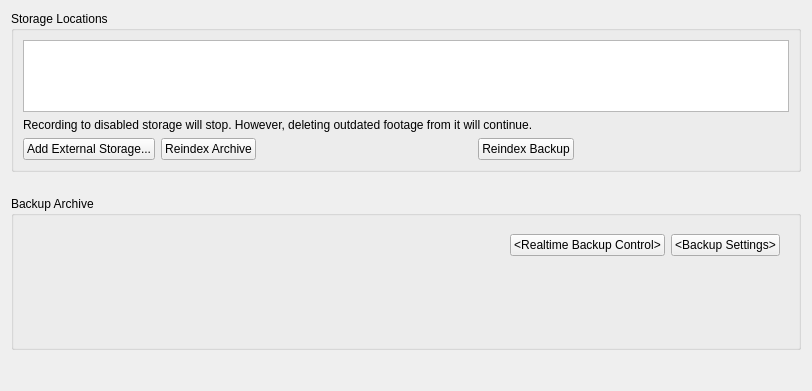
networkoptix/nx_open, file client/nx_client_desktop/src/ui/widgets/properties/storage_config_widget.ui: the form before one commit.
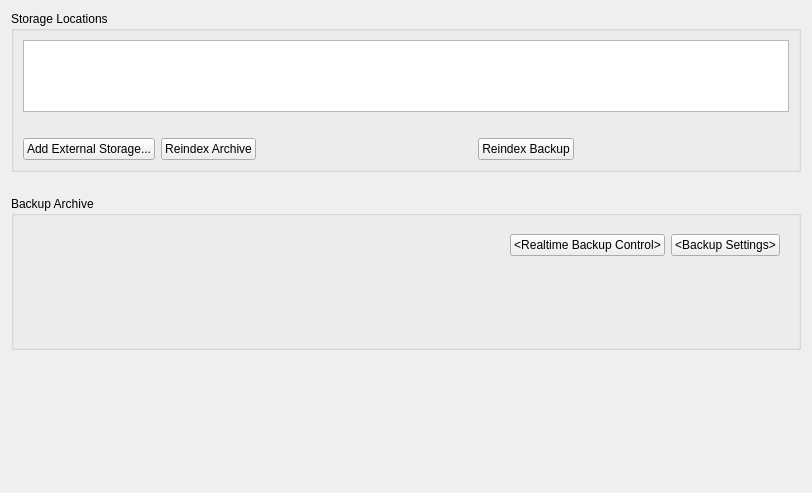
The form after the commit. Custom widgets are drawn as their Qt base class.

Commit message:
VMS-8035: Show warning if user enables recording on USB storage
<==== Mercurial data ====>
Branch: vms_3.1

What changed in the file:
```diff
--- a/client/nx_client_desktop/src/ui/widgets/properties/storage_config_widget.ui
+++ b/client/nx_client_desktop/src/ui/widgets/properties/storage_config_widget.ui
@@ -7,7 +7,7 @@
     <x>0</x>
     <y>0</y>
     <width>812</width>
-    <height>391</height>
+    <height>493</height>
    </rect>
   </property>
   <layout class="QVBoxLayout" name="verticalLayout_2" stretch="1,0,0">
@@ -75,7 +75,7 @@
       <item>
        <widget class="QLabel" name="storagesWarningLabel">
         <property name="text">
-         <string>Recording to disabled storage will stop. However, deleting outdated footage from it will continue.</string>
+         <string/>
         </property>
        </widget>
       </item>
```
The commit also changes 2 other files.
